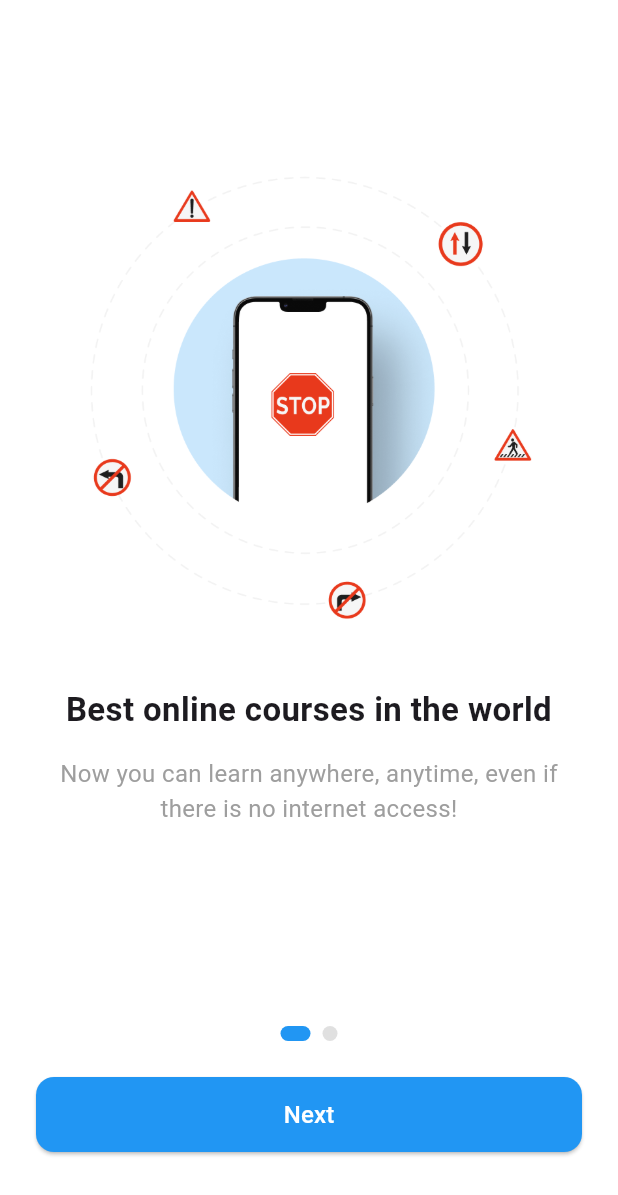
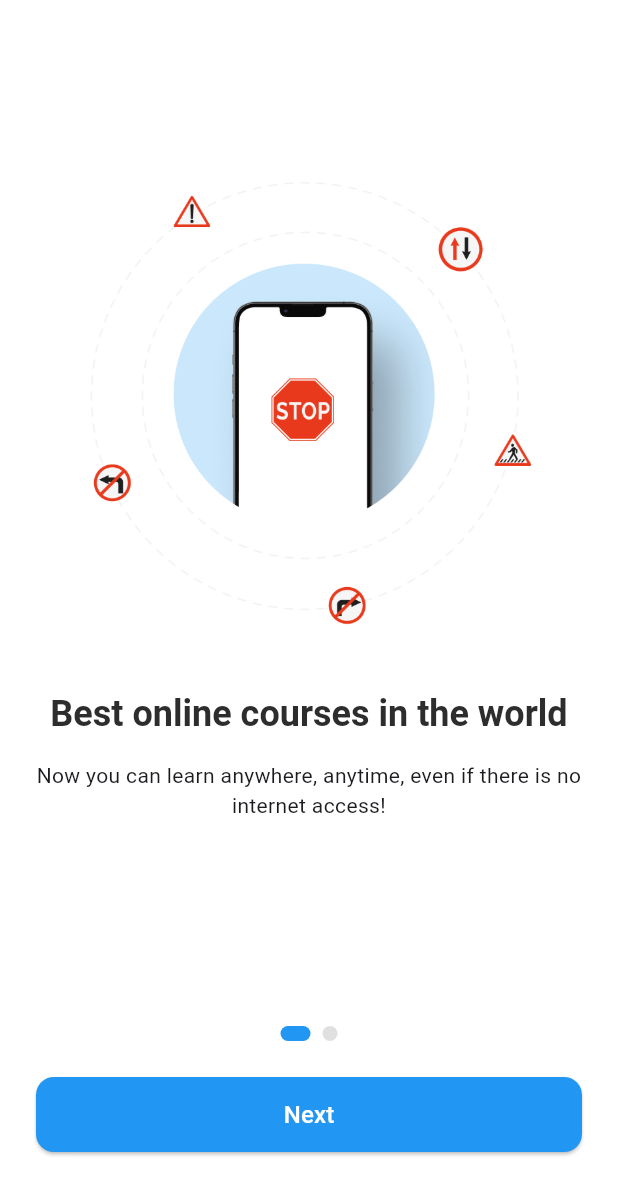
Before and after one commit to salmanbashar1009/sm_task_project, a Flutter app: the screen it shows after launch, on a phone screen of 412 x 824 dp. Shown: the top 1195 px of the screen. Run offline on Flutter 3.47's test engine with Material 3 defaults, Android fonts, the phone set to English and light mode, and no system bars; our stand-ins replace get, hive, hive_flutter; accounts and stored records are empty.

Commit message:
widget test error fixed

```diff
--- a/lib/core/route_config/app_routes.dart
+++ b/lib/core/route_config/app_routes.dart
@@ -19,7 +19,7 @@ class AppRoutes {
     GetPage(
       name: RouteNames.onBoardingScreen,
       page: () => OnboardingScreen(),
-      transition: Transition.rightToLeft,
+      transition: Transition.fadeIn,
     ),
   ];
 }
--- a/lib/presentations/view/onboarding_screen/widgets/onboarding_page.dart
+++ b/lib/presentations/view/onboarding_screen/widgets/onboarding_page.dart
@@ -22,13 +22,13 @@ class OnboardingPage extends StatelessWidget {
         Text(
           title,
           textAlign: TextAlign.center,
-          style: TextStyle(fontSize: 22, fontWeight: FontWeight.bold),
+          style: Theme.of(context).textTheme.titleLarge,
         ),
         SizedBox(height: 16),
         Text(
           description,
           textAlign: TextAlign.center,
-          style: TextStyle(fontSize: 16, color: Colors.grey),
+          style: Theme.of(context).textTheme.bodyMedium,
         ),
       ],
     );
```
Also changed, not shown: lib/presentations/controllers/onboarding_controller.dart (+13 -2 lines), lib/presentations/view/onboarding_screen/onboarding_screen.dart (+7 -1 lines), lib/presentations/view/sign_in_screen/sign_in_screen.dart (added, +10 -0 lines), 1 other file.
